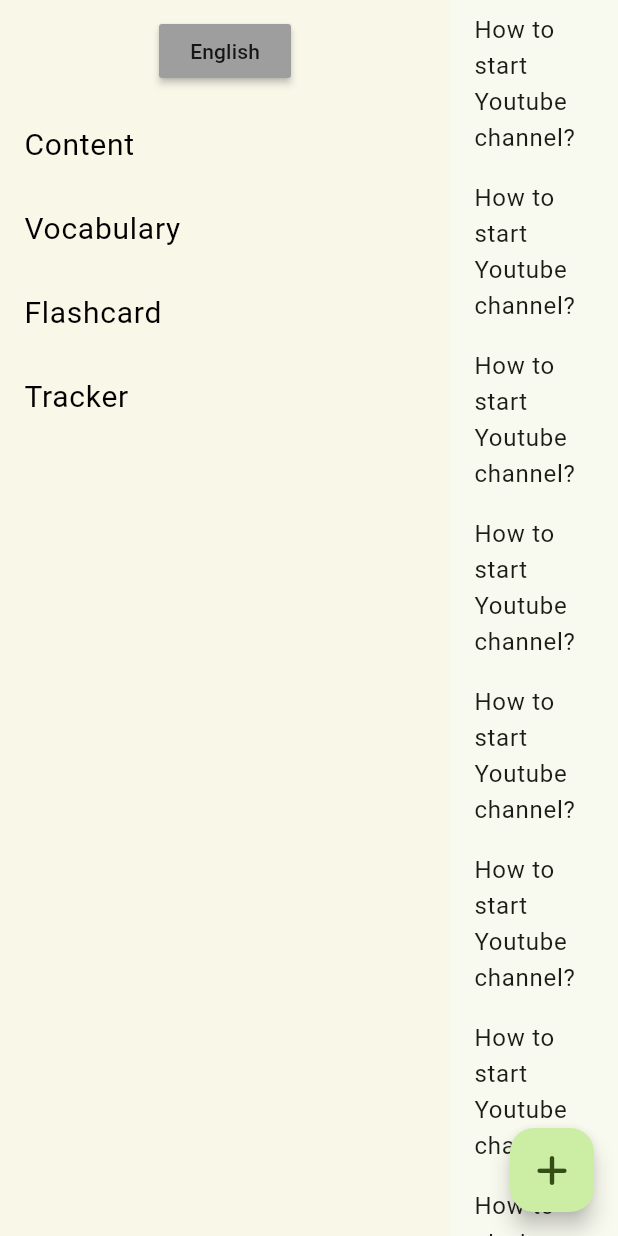
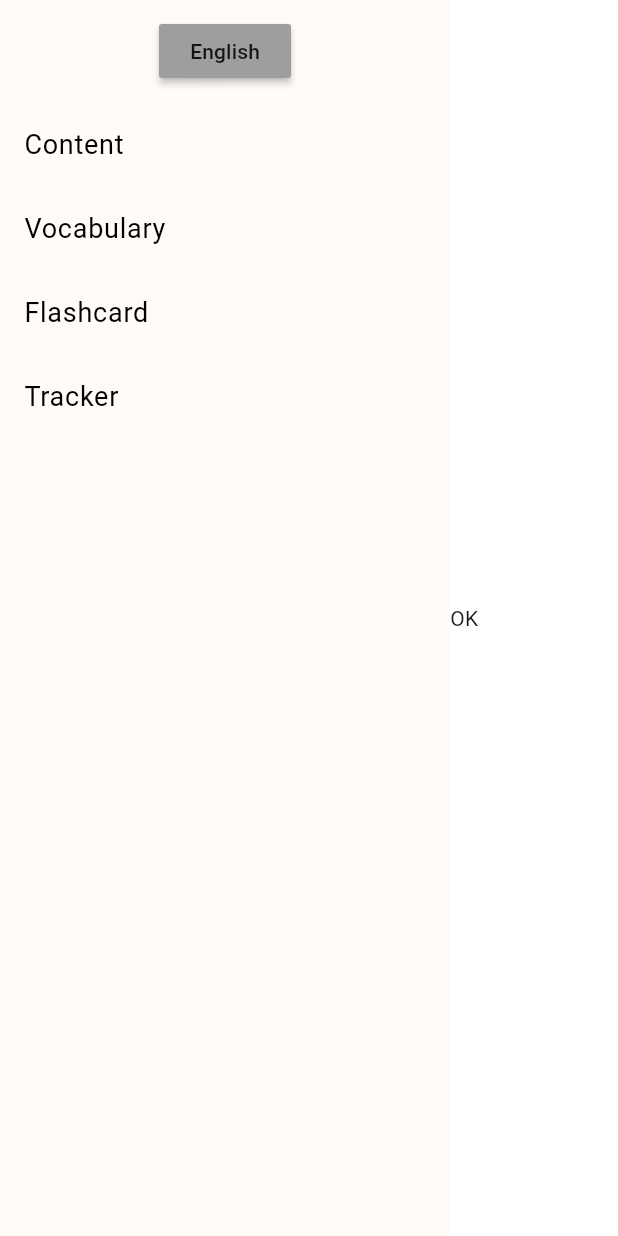
Before and after one commit to yertayquanysov/lenguela, a Flutter app: the screen it shows after launch, after a tap on "Tracker", on a phone screen of 412 x 824 dp. Run offline on Flutter 3.47's test engine with Material 3 defaults, Android fonts, the light colour scheme and no system bars; our stand-ins replace font_awesome_flutter, google_fonts; Roboto replaces fonts that are missing (Ubuntu).

Commit message:
Updated ui

```diff
--- a/lib/features/account/presentation/pages/account_page.dart
+++ b/lib/features/account/presentation/pages/account_page.dart
@@ -1,8 +1,9 @@
 import 'package:flutter/material.dart';
 import 'package:lenguela/features/account/presentation/widgets/menu_list.dart';
+import 'package:lenguela/features/content/presentation/pages/add_content_page.dart';
+import 'package:lenguela/features/flashcard/presentation/pages/flashcard_page.dart';
+import 'package:lenguela/features/tracker/presentation/pages/tracker_page.dart';
 import 'package:lenguela/features/vocabulary/presentation/pages/vocabulary_list_page.dart';
-
-import '../../../content/presentation/pages/content_list_page.dart';
 
 class AccountPage extends StatefulWidget {
   const AccountPage({super.key});
@@ -13,8 +14,10 @@ class AccountPage extends StatefulWidget {
 
 class _AccountPageState extends State<AccountPage> {
   final _pages = [
-    const ContentListPage(),
+    const AddContentPage(),
     const VocabularyListPage(),
+    const FlashcardPage(),
+    const TrackerPage(),
   ];
 
   int _currentPage = 0;
--- a/lib/features/account/presentation/widgets/menu_item.dart
+++ b/lib/features/account/presentation/widgets/menu_item.dart
@@ -17,7 +17,7 @@ class MenuItem extends StatelessWidget {
       title: Text(
         name,
         style: const TextStyle(
-          fontSize: 20,
+          fontSize: 18,
           color: Colors.black,
         ),
       ),
--- a/lib/features/account/presentation/widgets/menu_list.dart
+++ b/lib/features/account/presentation/widgets/menu_list.dart
@@ -68,7 +68,7 @@ class MenuList extends StatelessWidget {
               ),
               MenuItem(
                 name: "Tracker",
-                onTapped: () {},
+                onTapped: () => onMenuTapped(3),
               ),
             ],
           ),
--- a/lib/features/content/presentation/pages/add_content_page.dart
+++ b/lib/features/content/presentation/pages/add_content_page.dart
@@ -1,4 +1,5 @@
 import 'package:flutter/material.dart';
+import 'package:lenguela/core/ext.dart';
 import 'package:lenguela/features/content/presentation/pages/view_content_page.dart';
 
 class AddContentPage extends StatelessWidget {
@@ -12,30 +13,46 @@ class AddContentPage extends StatelessWidget {
       appBar: AppBar(
         title: const Text("Add content"),
       ),
+      floatingActionButton: FloatingActionButton.extended(
+        onPressed: () => context.toPage(ViewContentPage(text: passedText)),
+        label: const Text(
+          "Save content",
+          style: TextStyle(fontSize: 22),
+        ),
+      ),
       body: SingleChildScrollView(
         child: Padding(
           padding: const EdgeInsets.all(8.0),
           child: Column(
             children: [
               TextFormField(
-                maxLines: 40,
-                minLines: 10,
                 onChanged: (v) => passedText = v,
+                decoration: const InputDecoration(
+                  filled: true,
+                  border: InputBorder.none,
+                ),
               ),
               const SizedBox(height: 10),
               TextFormField(
                 maxLines: 40,
                 minLines: 10,
                 onChanged: (v) => passedText = v,
+                decoration: const InputDecoration(
+                  filled: true,
+                  border: InputBorder.none,
+                ),
               ),
               const SizedBox(height: 10),
-              MaterialButton(
-                color: Colors.green,
-                child: const Text("Save"),
-                onPressed: () => Navigator.push(
-                  context,
-                  MaterialPageRoute(
-                    builder: (_) => ViewContentPage(text: passedText),
+              TextFormField(
+                maxLines: 40,
+                minLines: 10,
+                onChanged: (v) => passedText = v,
+                decoration: const InputDecoration(
+                  border: OutlineInputBorder(
+                    borderSide: BorderSide(
+                      width: 3,
+                      color: Colors.white24,
+                    ),
                   ),
                 ),
               ),
--- a/lib/features/content/presentation/pages/content_list_page.dart
+++ b/lib/features/content/presentation/pages/content_list_page.dart
@@ -1,5 +1,7 @@
 import 'package:flutter/material.dart';
 import 'package:font_awesome_flutter/font_awesome_flutter.dart';
+import 'package:lenguela/core/ext.dart';
+import 'package:lenguela/features/content/presentation/pages/add_content_page.dart';
 
 class ContentListPage extends StatelessWidget {
   const ContentListPage({super.key});
@@ -8,7 +10,7 @@ class ContentListPage extends StatelessWidget {
   Widget build(BuildContext context) {
     return Scaffold(
       floatingActionButton: FloatingActionButton(
-        onPressed: () {},
+        onPressed: () => context.toPage(const AddContentPage()),
         child: const Icon(FontAwesomeIcons.plus),
       ),
       body: ListView.builder(
--- a/lib/features/content/presentation/pages/view_content_page.dart
+++ b/lib/features/content/presentation/pages/view_content_page.dart
@@ -12,7 +12,8 @@ class ViewContentPage extends StatelessWidget {
   @override
   Widget build(BuildContext context) {
     return Scaffold(
-      body: Center(
+      body: SingleChildScrollView(
+        child: Center(
           child: SizedBox(
             width: 800,
             child: RichText(
@@ -28,6 +29,7 @@ class ViewContentPage extends StatelessWidget {
             ),
           ),
         ),
+      ),
     );
   }
 }
--- /dev/null
+++ b/lib/features/tracker/presentation/pages/tracker_page.dart
@@ -0,0 +1,10 @@
+import 'package:flutter/material.dart';
+
+class TrackerPage extends StatelessWidget {
+  const TrackerPage({super.key});
+
+  @override
+  Widget build(BuildContext context) {
+    return const Text("OK");
+  }
+}
--- a/lib/main.dart
+++ b/lib/main.dart
@@ -11,11 +11,13 @@ class App extends StatelessWidget {
   Widget build(BuildContext context) {
     return MaterialApp(
       debugShowCheckedModeBanner: false,
-      home: AccountPage(),
+      home: const AccountPage(),
       theme: ThemeData(
         useMaterial3: true,
         textTheme: GoogleFonts.ubuntuTextTheme(),
-        colorScheme: ColorScheme.fromSeed(seedColor: Colors.lightGreen),
+        colorScheme: const ColorScheme.light(
+          primary: Colors.green,
+        ),
       ),
     );
   }
```
Also changed, not shown: lib/core/ext.dart (added, +12 -0 lines), lib/features/flashcard/presentation/pages/flashcard_page.dart (added, +10 -0 lines). Lines whose indentation alone changed are shown as unchanged.
